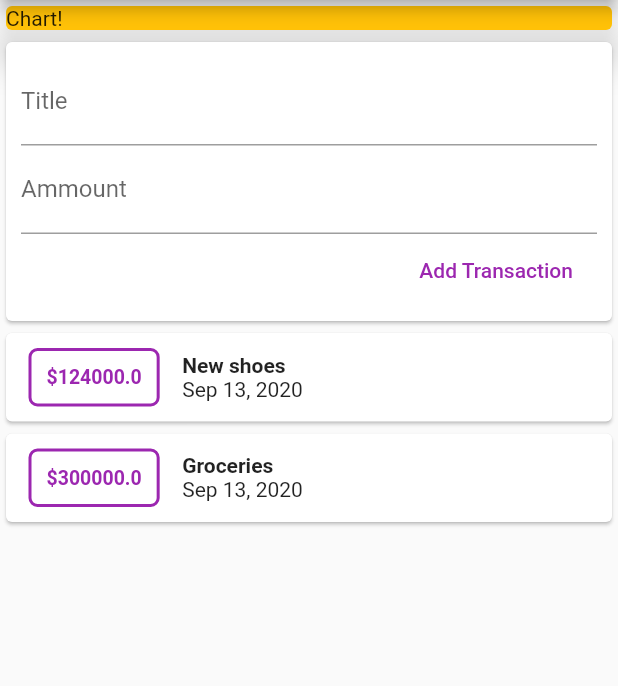
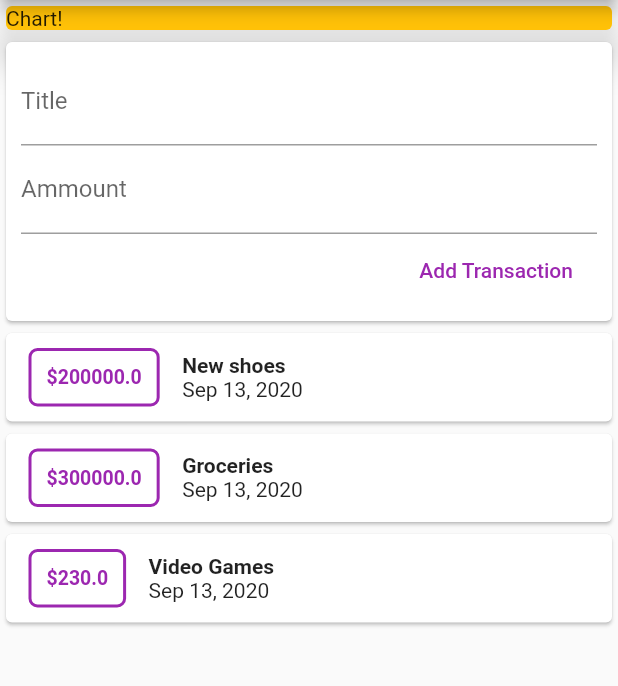
Before and after one commit to ellipe/XPenses, a Flutter app: the screen it shows after launch, after a tap on "Add Transaction", on a phone screen of 412 x 824 dp, the part 84-770 px from its top. Run offline on Flutter 3.47's test engine with Material 2 defaults, Android fonts, the phone set to English and light mode, and no system bars.

Commit message:
Refactoring into smaller widgets..
NIT: Avoid setting state to the scaffold component, most cases appBar do not change.

```diff
--- a/lib/main.dart
+++ b/lib/main.dart
@@ -1,6 +1,5 @@
 import 'package:flutter/material.dart';
-import 'transaction.dart';
-import 'package:intl/intl.dart';
+import 'widgets/UserTransactions.dart';
 
 void main() {
   runApp(App());
@@ -25,23 +24,6 @@ class App extends StatelessWidget {
 
 class Home extends StatelessWidget {
   final String title;
-  final List<Transaction> transactions = [
-    Transaction(
-      id: '1',
-      title: 'New shoes',
-      ammount: 124000,
-      date: DateTime.now(),
-    ),
-    Transaction(
-      id: '2',
-      title: 'Groceries',
-      ammount: 300000,
-      date: DateTime.now(),
-    ),
-  ];
-
-  final titleController = TextEditingController();
-  final ammountController = TextEditingController();
 
   Home({this.title});
 
@@ -62,80 +44,7 @@ class Home extends StatelessWidget {
               elevation: 10,
             ),
           ),
-          Card(
-            child: Container(
-              padding: EdgeInsets.all(10),
-              child: Column(
-                crossAxisAlignment: CrossAxisAlignment.end,
-                children: [
-                  TextField(
-                    decoration: InputDecoration(labelText: 'Title'),
-                    controller: titleController,
-                  ),
-                  TextField(
-                    decoration: InputDecoration(labelText: 'Ammount'),
-                    controller: ammountController,
-                  ),
-                  FlatButton(
-                    child: Text('Add Transaction'),
-                    textColor: Colors.purple,
-                    onPressed: (){
-                      print(this.ammountController.text);
-                      print(this.titleController.text);
-                    },
-                  ),
-                ],
-              ),
-            ),
-          ),
-          Column(
-            children: transactions
-                .map(
-                  (tx) => Card(
-                    child: Row(
-                      children: [
-                        Container(
-                          margin: EdgeInsets.symmetric(
-                            vertical: 10,
-                            horizontal: 15,
-                          ),
-                          decoration: BoxDecoration(
-                            borderRadius: BorderRadius.circular(6),
-                            border: Border.all(
-                              color: Colors.purple,
-                              width: 2,
-                            ),
-                          ),
-                          padding: EdgeInsets.all(10),
-                          child: Text(
-                            '\$${tx.ammount}',
-                            style: TextStyle(
-                              fontWeight: FontWeight.bold,
-                              fontSize: 13,
-                              color: Colors.purple,
-                            ),
-                          ),
-                        ),
-                        Column(
-                          crossAxisAlignment: CrossAxisAlignment.start,
-                          children: [
-                            Text(
-                              tx.title,
-                              style: TextStyle(
-                                fontWeight: FontWeight.w600,
-                              ),
-                            ),
-                            Text(
-                              DateFormat.yMMMd().format(tx.date),
-                            ),
-                          ],
-                        )
-                      ],
-                    ),
-                  ),
-                )
-                .toList(),
-          ),
+          UserTransactions(),
         ],
       ),
     );
--- /dev/null
+++ b/lib/widgets/NewTransaction.dart
@@ -0,0 +1,40 @@
+import 'package:flutter/material.dart';
+
+class NewTransaction extends StatelessWidget {
+  final titleController = TextEditingController();
+  final ammountController = TextEditingController();
+
+  final Function addTransaction;
+
+  NewTransaction(this.addTransaction);
+
+  @override
+  Widget build(BuildContext context) {
+    return Card(
+      child: Container(
+        padding: EdgeInsets.all(10),
+        child: Column(
+          crossAxisAlignment: CrossAxisAlignment.end,
+          children: [
+            TextField(
+              decoration: InputDecoration(labelText: 'Title'),
+              controller: titleController,
+            ),
+            TextField(
+              decoration: InputDecoration(labelText: 'Ammount'),
+              controller: ammountController,
+            ),
+            FlatButton(
+              child: Text('Add Transaction'),
+              textColor: Colors.purple,
+              onPressed: () {
+                addTransaction(titleController.text, double.parse(ammountController.text));
+
+              },
+            ),
+          ],
+        ),
+      ),
+    );
+  }
+}
--- /dev/null
+++ b/lib/widgets/TransactionList.dart
@@ -0,0 +1,57 @@
+import 'package:flutter/material.dart';
+import '../models/TransactionModel.dart';
+
+import 'package:intl/intl.dart';
+
+class TransactionList extends StatelessWidget {
+  final List<Transaction> transactions;
+
+  TransactionList({this.transactions});
+
+  @override
+  Widget build(BuildContext context) {
+    return Column(
+      children: transactions
+          .map((tx) => Card(
+                child: Row(children: [
+                  Container(
+                    margin: EdgeInsets.symmetric(
+                      vertical: 10,
+                      horizontal: 15,
+                    ),
+                    decoration: BoxDecoration(
+                      borderRadius: BorderRadius.circular(6),
+                      border: Border.all(
+                        color: Colors.purple,
+                        width: 2,
+                      ),
+                    ),
+                    padding: EdgeInsets.all(10),
+                    child: Text(
+                      '\$${tx.ammount}',
+                      style: TextStyle(
+                        fontWeight: FontWeight.bold,
+                        fontSize: 13,
+                        color: Colors.purple,
+                      ),
+                    ),
+                  ),
+                  Column(
+                      crossAxisAlignment: CrossAxisAlignment.start,
+                      children: [
+                        Text(
+                          tx.title,
+                          style: TextStyle(
+                            fontWeight: FontWeight.w600,
+                          ),
+                        ),
+                        Text(
+                          DateFormat.yMMMd().format(tx.date),
+                        ),
+                      ])
+                ]),
+              ))
+          .toList(),
+    );
+  }
+}
--- /dev/null
+++ b/lib/widgets/UserTransactions.dart
@@ -0,0 +1,55 @@
+import 'package:flutter/material.dart';
+import './NewTransaction.dart';
+import './TransactionList.dart';
+import '../models/TransactionModel.dart';
+
+class UserTransactions extends StatefulWidget {
+  @override
+  _UserTransactionsState createState() => _UserTransactionsState();
+}
+
+class _UserTransactionsState extends State<UserTransactions> {
+  final List<Transaction> _userTransactions = [
+    Transaction(
+      id: '1',
+      title: 'New shoes',
+      ammount: 200000,
+      date: DateTime.now(),
+    ),
+    Transaction(
+      id: '2',
+      title: 'Groceries',
+      ammount: 300000,
+      date: DateTime.now(),
+    ),
+    Transaction(
+      id: '3',
+      title: 'Video Games',
+      ammount: 230,
+      date: DateTime.now(),
+    ),
+  ];
+
+  void _addNewTransaction(String title, double ammount){
+    final newTx = Transaction(
+      id: DateTime.now().toString(),
+      title: title,
+      ammount: ammount,
+      date: DateTime.now()
+    );
+
+    setState(() {
+      _userTransactions.add(newTx);
+    });
+  }
+
+  @override
+  Widget build(BuildContext context) {
+    return Column(
+      children: [
+        NewTransaction(_addNewTransaction),
+        TransactionList(transactions: _userTransactions,)
+      ],
+    );
+  }
+}
```
Also changed, not shown: lib/models/TransactionModel.dart (renamed from lib/transaction.dart).
